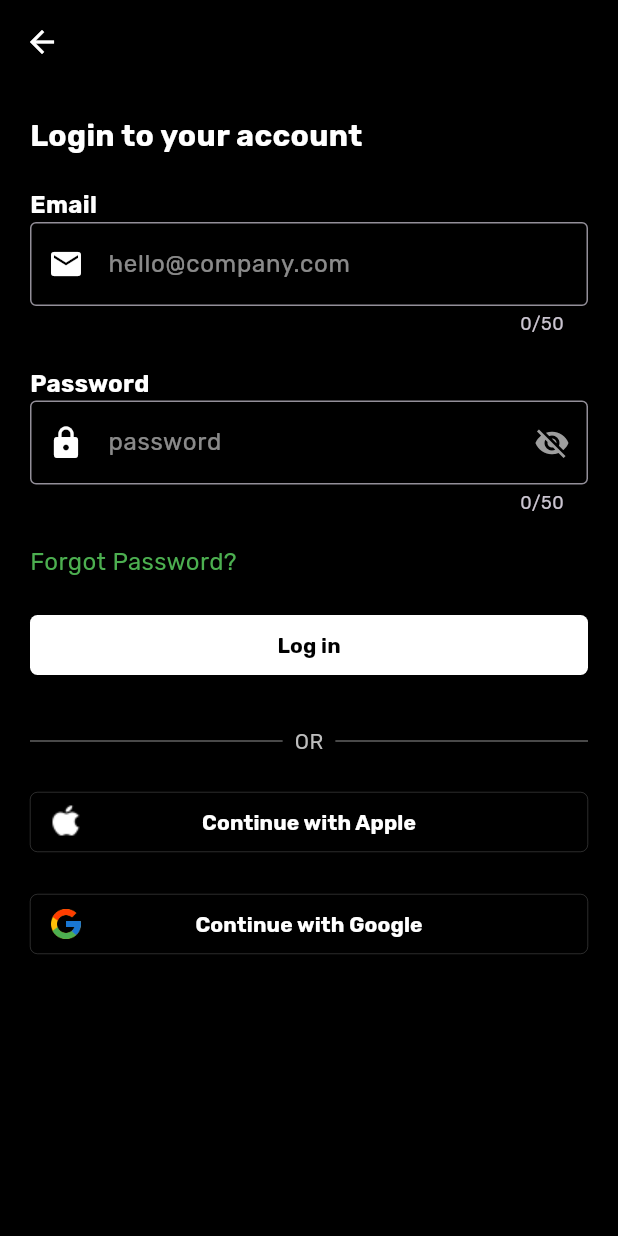
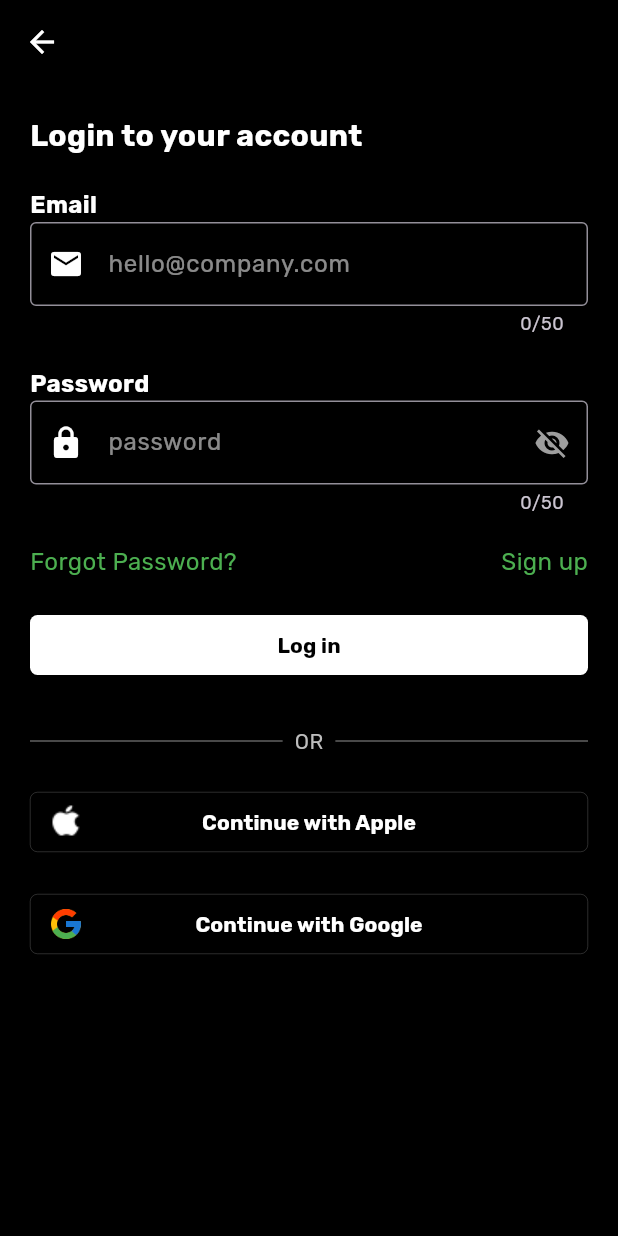
Before and after one commit to Sinmiloluwa/flows-app, a Flutter app: the screen it shows after launch, on a phone screen of 412 x 824 dp. Run offline on Flutter 3.47's test engine with Material 3 defaults, Android fonts, the light colour scheme and no system bars; our stand-ins replace animated_splash_screen, google_fonts, lottie.

Commit message:
forgot password and login screen

```diff
--- a/lib/views/pages/login_page.dart
+++ b/lib/views/pages/login_page.dart
@@ -1,5 +1,10 @@
 import 'package:flutter/material.dart';
 import 'package:flows/data/texts.dart';
+import 'package:flows/views/pages/signup_page.dart';
+import 'package:flows/views/widgets/build_input_text.dart';
+import 'package:flows/views/widgets/button.dart';
+import 'package:flows/views/pages/home_page.dart';
+import 'package:flows/views/widget_tree.dart';
 
 class LoginPage extends StatefulWidget {
   const LoginPage({super.key});
@@ -32,41 +37,52 @@ class _LoginPageState extends State<LoginPage> {
           ),
           SizedBox(height: 20,),
           Text('Email', style: kTextStyle.titleText),
-          _buildInputText(
+          BuildInputText(
             hintText: 'hello@company.com',
             isObscure: false,
             isPasswordField: false,
           ),
           const SizedBox(height: 20),
           Text('Password', style: kTextStyle.titleText),
-          _buildInputText(
+          BuildInputText(
             hintText: 'password',
             isObscure: _isObscure,
             isPasswordField: true,
           ),
           const SizedBox(height: 20.0,),
-          Text('Forgot Password?', style: TextStyle(
-              color: Colors.green,
-              fontSize: 16.0
-          ),),
-          const SizedBox(height: 20.0,),
-          SizedBox(
-            width: double.infinity,
-            child: TextButton(
-              style: ButtonStyle(
-                backgroundColor: MaterialStateProperty.all<Color>(Colors.white),
-                shape: MaterialStateProperty.all<RoundedRectangleBorder>(
-                  RoundedRectangleBorder(
-                    borderRadius: BorderRadius.circular(5),
+          Row(
+            mainAxisAlignment: MainAxisAlignment.spaceBetween,
+            children: [
+              Text('Forgot Password?', style: TextStyle(
+                  color: Colors.green,
+                  fontSize: 16.0
+              ),),
+              InkWell(
+                onTap: () {
+                  Navigator.push(
+                    context,
+                    MaterialPageRoute(builder: (context) => SignupPage()),
+                  );
+                },
+                child: Text(
+                  'Sign up',
+                  style: TextStyle(
+                    color: Colors.green,
+                    fontSize: 16.0,
                   ),
                 ),
-              ),
-              onPressed: () {},
-              child: Text('Log in', style: TextStyle(
-                  color: Colors.black,
-                fontWeight: FontWeight.bold
-              )),
-            ),
+              )
+            ],
+          ),
+          const SizedBox(height: 20.0,),
+          Button(
+            text: 'Log in',
+            onPressed: () {
+              Navigator.pushReplacement(
+                context,
+                MaterialPageRoute(builder: (context) => WidgetTree()),
+              );
+            },
           ),
           const SizedBox(height: 30.0,),
           Row(
@@ -174,43 +190,43 @@ class _LoginPageState extends State<LoginPage> {
     );
   }
 
-  Widget _buildInputText({
-    required String hintText,
-    required bool isObscure,
-    required bool isPasswordField,
-  }) {
-    return TextField(
-      obscureText: isPasswordField ? isObscure : false,
-      style: const TextStyle(color: Colors.white),
-      decoration: InputDecoration(
-        suffixIcon: isPasswordField
-            ? IconButton(
-          icon: Icon(
-            isObscure ? Icons.visibility_off : Icons.visibility,
-            color: isObscure ? Colors.grey : Colors.white,
-          ),
-          onPressed: () {
-            setState(() {
-              _isObscure = !_isObscure;
-            });
-          },
-        )
-            : null,
-        hintText: hintText,
-        hintStyle: const TextStyle(color: Colors.white54),
-        prefixIcon: Icon(
-          isPasswordField ? Icons.lock : Icons.mail,
-          color: Colors.white,
-        ),
-        border: const OutlineInputBorder(),
-        focusedBorder: OutlineInputBorder(
-          borderSide: BorderSide(color: Colors.green, width: 2.0),
-        ),
-      ),
-      maxLength: 50,
-      onChanged: (text) {
-        print('Entered value: $text');
-      },
-    );
-  }
+  // Widget _buildInputText({
+  //   required String hintText,
+  //   required bool isObscure,
+  //   required bool isPasswordField,
+  // }) {
+  //   return TextField(
+  //     obscureText: isPasswordField ? isObscure : false,
+  //     style: const TextStyle(color: Colors.white),
+  //     decoration: InputDecoration(
+  //       suffixIcon: isPasswordField
+  //           ? IconButton(
+  //         icon: Icon(
+  //           isObscure ? Icons.visibility_off : Icons.visibility,
+  //           color: isObscure ? Colors.grey : Colors.white,
+  //         ),
+  //         onPressed: () {
+  //           setState(() {
+  //             _isObscure = !_isObscure;
+  //           });
+  //         },
+  //       )
+  //           : null,
+  //       hintText: hintText,
+  //       hintStyle: const TextStyle(color: Colors.white54),
+  //       prefixIcon: Icon(
+  //         isPasswordField ? Icons.lock : Icons.mail,
+  //         color: Colors.white,
+  //       ),
+  //       border: const OutlineInputBorder(),
+  //       focusedBorder: OutlineInputBorder(
+  //         borderSide: BorderSide(color: Colors.green, width: 2.0),
+  //       ),
+  //     ),
+  //     maxLength: 50,
+  //     onChanged: (text) {
+  //       print('Entered value: $text');
+  //     },
+  //   );
+  // }
 }
--- /dev/null
+++ b/lib/views/widgets/build_input_text.dart
@@ -0,0 +1,44 @@
+import 'package:flutter/material.dart';
+
+class BuildInputText extends StatelessWidget {
+  final String hintText;
+  final bool isObscure;
+  final bool isPasswordField;
+  final ValueChanged<String>? onChanged;
+
+  const BuildInputText({
+    Key? key,
+    required this.hintText,
+    required this.isObscure,
+    required this.isPasswordField,
+    this.onChanged,
+  }) : super(key: key);
+
+  @override
+  Widget build(BuildContext context) {
+    return TextField(
+      obscureText: isPasswordField ? isObscure : false,
+      style: const TextStyle(color: Colors.white),
+      decoration: InputDecoration(
+        suffixIcon: isPasswordField
+            ? Icon(
+          isObscure ? Icons.visibility_off : Icons.visibility,
+          color: isObscure ? Colors.grey : Colors.white,
+        )
+            : null,
+        hintText: hintText,
+        hintStyle: const TextStyle(color: Colors.white54),
+        prefixIcon: Icon(
+          isPasswordField ? Icons.lock : Icons.mail,
+          color: Colors.white,
+        ),
+        border: const OutlineInputBorder(),
+        focusedBorder: OutlineInputBorder(
+          borderSide: BorderSide(color: Colors.green, width: 2.0),
+        ),
+      ),
+      maxLength: 50,
+      onChanged: onChanged,
+    );
+  }
+}
--- /dev/null
+++ b/lib/views/widgets/button.dart
@@ -0,0 +1,35 @@
+import 'package:flutter/material.dart';
+
+class Button extends StatelessWidget {
+  final String text;
+  final VoidCallback onPressed;
+
+  const Button({
+    Key? key,
+    required this.text,
+    required this.onPressed,
+
+  }) : super(key: key);
+
+  @override
+  Widget build(BuildContext context) {
+    return SizedBox(
+      width: double.infinity,
+      child: TextButton(
+        style: ButtonStyle(
+          backgroundColor: MaterialStateProperty.all<Color>(Colors.white),
+          shape: MaterialStateProperty.all<RoundedRectangleBorder>(
+            RoundedRectangleBorder(
+              borderRadius: BorderRadius.circular(5),
+            ),
+          ),
+        ),
+        onPressed: onPressed,
+        child: Text(text, style: TextStyle(
+            color: Colors.black,
+            fontWeight: FontWeight.bold
+        )),
+      ),
+    );
+  }
+}
```
Also changed, not shown: lib/views/pages/forgot_password.dart (added, +15 -0 lines), lib/views/pages/signup_page.dart (added, +161 -0 lines).
